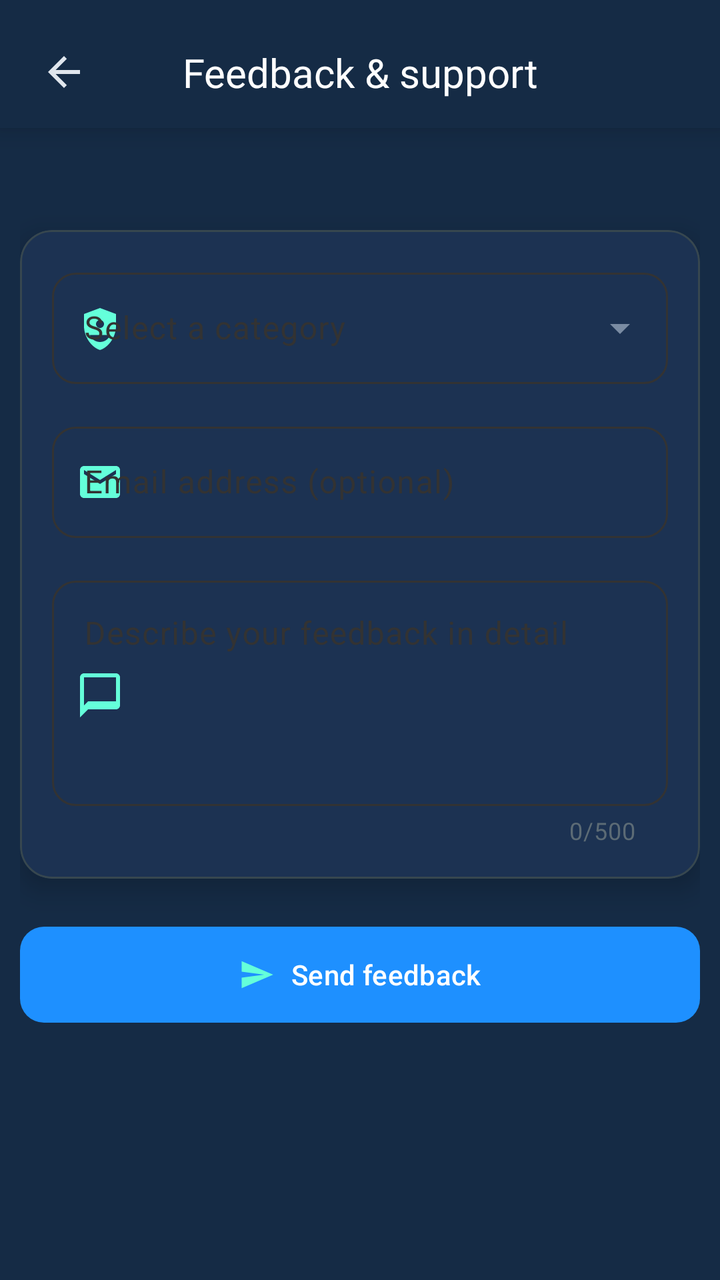
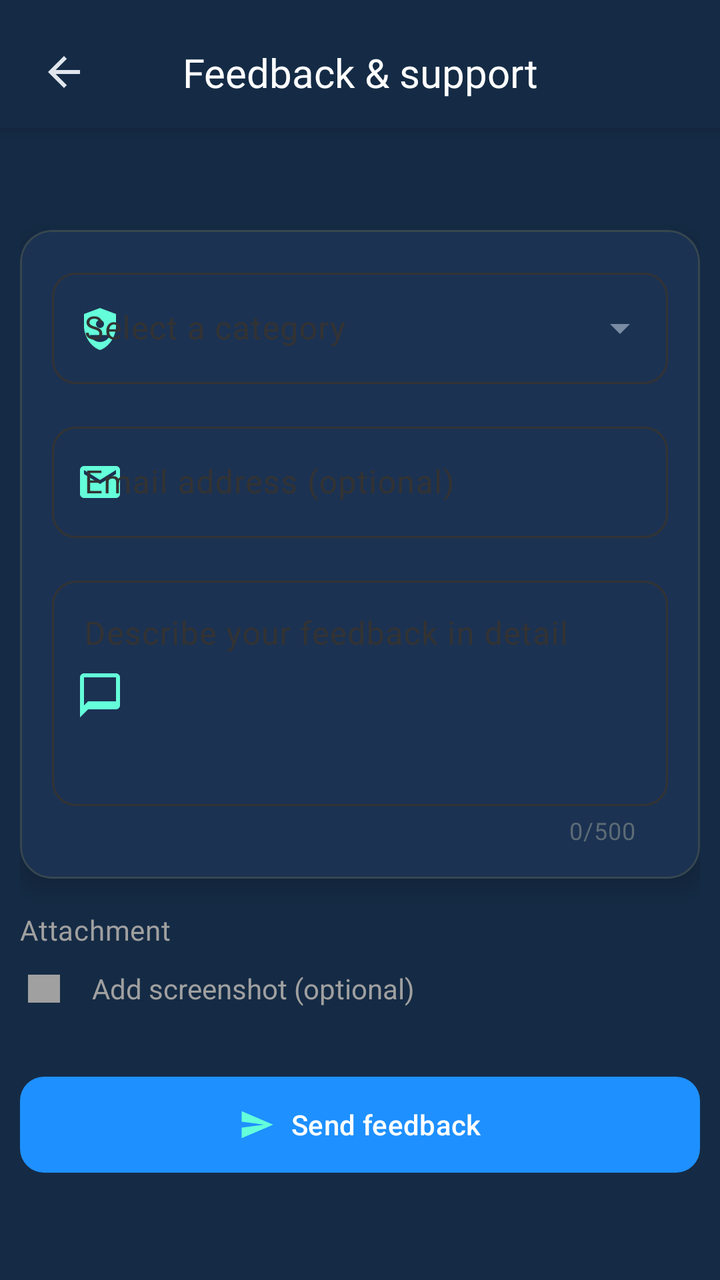

Compare the two renders of this Android layout. The source of the first and the diff that turns it into the second are given below.
<!-- AndroidManifest.xml: application theme AppTheme -->
<!-- res/layout/fragment_feedback.xml -->
<?xml version="1.0" encoding="utf-8"?>
<androidx.constraintlayout.widget.ConstraintLayout
    xmlns:android="http://schemas.android.com/apk/res/android"
    xmlns:app="http://schemas.android.com/apk/res-auto"
    xmlns:tools="http://schemas.android.com/tools"
    android:layout_width="match_parent"
    android:layout_height="match_parent"
    android:background="@color/background_color"
    tools:context=".ui.tabs.settings.feedback.FeedbackFragment">

    
    <androidx.constraintlayout.widget.ConstraintLayout
        android:id="@+id/headerContainer"
        android:layout_width="match_parent"
        android:layout_height="wrap_content"
        android:paddingHorizontal="16dp"
        android:paddingTop="20dp"
        android:paddingBottom="12dp"
        android:background="@color/background_color"
        android:elevation="8dp"
        app:layout_constraintTop_toTopOf="parent">

        <ImageView
            android:id="@+id/btnBack"
            android:layout_width="32dp"
            android:layout_height="32dp"
            android:src="@drawable/ic_back"
            android:scaleType="center"
            app:tint="?attr/colorOnSurface"
            android:clickable="true"
            android:focusable="true"
            android:contentDescription="@string/feedback_back_button_desc"
            app:layout_constraintBottom_toBottomOf="parent"
            app:layout_constraintStart_toStartOf="parent"
            app:layout_constraintTop_toTopOf="parent" />

        <TextView
            android:id="@+id/tvTitle"
            style="@style/TextAppearance.Aqua.EditProfileTitle"
            android:layout_width="wrap_content"
            android:layout_height="wrap_content"
            android:text="@string/feedback_title"
            android:importantForAccessibility="yes"
            app:layout_constraintTop_toTopOf="parent"
            app:layout_constraintBottom_toBottomOf="parent"
            app:layout_constraintStart_toStartOf="parent"
            app:layout_constraintEnd_toEndOf="parent" />
    </androidx.constraintlayout.widget.ConstraintLayout>

    
    <ScrollView
        android:id="@+id/scrollContent"
        android:layout_width="0dp"
        android:layout_height="0dp"
        android:fillViewport="true"
        android:clipToPadding="false"
        android:scrollbars="none"
        app:layout_constraintTop_toBottomOf="@id/headerContainer"
        app:layout_constraintBottom_toBottomOf="parent"
        app:layout_constraintStart_toStartOf="parent"
        app:layout_constraintEnd_toEndOf="parent">

        <LinearLayout
            android:id="@+id/contentRoot"
            android:layout_width="match_parent"
            android:layout_height="wrap_content"
            android:orientation="vertical"
            android:paddingStart="10dp"
            android:paddingEnd="10dp"
            android:paddingTop="16dp"
            android:paddingBottom="16dp">

            
            <TextView
                android:id="@+id/tvSubInfo"
                style="@style/TextAppearance.Aqua.Feedback.SubInfo"
                android:layout_width="match_parent"
                android:layout_height="wrap_content"
                android:gravity="center"
                android:lineSpacingExtra="4dp"
                android:layout_marginBottom="16dp"
                android:contentDescription="@string/feedback_subinfo_desc" />

            
            <com.google.android.material.card.MaterialCardView
                android:id="@+id/cardFeedbackForm"
                android:layout_width="match_parent"
                android:layout_height="wrap_content"
                style="@style/Widget.Aqua.CardStyles">

                <LinearLayout
                    android:id="@+id/formContainer"
                    android:layout_width="match_parent"
                    android:layout_height="wrap_content"
                    android:orientation="vertical"
                    android:padding="16dp"
                    android:contentDescription="@string/feedback_form_desc">

                    
                    <com.google.android.material.textfield.TextInputLayout
                        android:id="@+id/inputLayoutCategory"
                        style="@style/AuthTextInputLayout"
                        android:layout_width="match_parent"
                        android:layout_height="wrap_content"
                        android:hint="@string/feedback_hint_category"
                        android:contentDescription="@string/feedback_category_desc"
                        app:startIconDrawable="@drawable/ic_category"
                        app:startIconTint="#64FFDA"
                        app:endIconMode="dropdown_menu"
                        app:endIconTint="#7A8CA3">

                        <AutoCompleteTextView
                            android:id="@+id/autoCategory"
                            style="@style/AuthEditText"
                            android:layout_width="match_parent"
                            android:layout_height="wrap_content"
                            android:inputType="none"
                            android:focusable="true"
                            android:clickable="true"
                            android:cursorVisible="false" />
                    </com.google.android.material.textfield.TextInputLayout>

                    
                    <com.google.android.material.textfield.TextInputLayout
                        android:id="@+id/inputLayoutEmail"
                        style="@style/AuthTextInputLayout"
                        android:layout_width="match_parent"
                        android:layout_height="wrap_content"
                        android:hint="@string/feedback_hint_email"
                        android:layout_marginTop="16dp"
                        android:contentDescription="@string/feedback_email_desc"
                        app:startIconDrawable="@drawable/ic_email"
                        app:startIconTint="#64FFDA">

                        <com.google.android.material.textfield.TextInputEditText
                            android:id="@+id/etEmail"
                            style="@style/AuthEditText"
                            android:layout_width="match_parent"
                            android:layout_height="wrap_content"
                            android:inputType="textEmailAddress" />
                    </com.google.android.material.textfield.TextInputLayout>

                    
                    <FrameLayout
                        android:id="@+id/messageContainer"
                        android:layout_width="match_parent"
                        android:layout_height="wrap_content"
                        android:layout_marginTop="16dp">

                        <com.google.android.material.textfield.TextInputLayout
                            android:id="@+id/inputLayoutMessage"
                            style="@style/AuthTextInputLayout"
                            android:layout_width="match_parent"
                            android:layout_height="wrap_content"
                            android:hint="@string/feedback_hint_message"
                            android:contentDescription="@string/feedback_message_area_desc"
                            app:startIconDrawable="@drawable/ic_message"
                            app:startIconTint="#64FFDA"
                            app:counterEnabled="true"
                            app:counterMaxLength="500">

                            <com.google.android.material.textfield.TextInputEditText
                                android:id="@+id/etMessage"
                                style="@style/AuthEditText"
                                android:layout_width="match_parent"
                                android:layout_height="wrap_content"
                                android:minLines="4"
                                android:gravity="top"
                                android:inputType="textMultiLine"
                                android:overScrollMode="never" />
                        </com.google.android.material.textfield.TextInputLayout>

                        
                        <com.airbnb.lottie.LottieAnimationView
                            android:id="@+id/lottieSuccess"
                            android:layout_width="60dp"
                            android:layout_height="60dp"
                            android:layout_gravity="center"
                            android:visibility="gone"
                            app:lottie_rawRes="@raw/success_feedback"
                            app:lottie_autoPlay="false"
                            app:lottie_loop="false" />
                    </FrameLayout>

                </LinearLayout>
            </com.google.android.material.card.MaterialCardView>

            
            <com.google.android.material.button.MaterialButton
                android:id="@+id/btnSend"
                style="@style/Widget.Aqua.PrimaryButton"
                android:layout_width="match_parent"
                android:layout_height="wrap_content"
                android:layout_marginTop="24dp"
                android:text="@string/feedback_send"
                android:textAllCaps="false"
                app:icon="@drawable/ic_send"
                app:iconTint="#64FFDA"
                app:iconSize="18dp"
                app:iconGravity="textStart"
                app:iconPadding="8dp"
                android:contentDescription="@string/feedback_send_desc" />

            
            <ProgressBar
                android:id="@+id/progressBarSending"
                style="?android:attr/progressBarStyleSmall"
                android:layout_width="wrap_content"
                android:layout_height="wrap_content"
                android:layout_gravity="center_horizontal"
                android:layout_marginTop="8dp"
                android:visibility="gone" />

            
            <TextView
                android:id="@+id/tvFooter"
                style="@style/TextAppearance.Aqua.Feedback.Footer"
                android:layout_width="match_parent"
                android:layout_height="wrap_content"
                android:layout_marginTop="12dp"
                android:layout_marginBottom="16dp"
                android:gravity="center"
                android:lineSpacingExtra="3dp"
                android:contentDescription="@string/feedback_footer_desc" />

        </LinearLayout>
    </ScrollView>

</androidx.constraintlayout.widget.ConstraintLayout>
<!-- resources referenced by this layout -->
<resources>
  <color name="background_color">#152B45</color>
  <string name="feedback_back_button_desc">
          Go back from feedback and support screen
      </string>
  <string name="feedback_category_desc">
          Dropdown input to choose the feedback category.
      </string>
  <string name="feedback_email_desc">
          Optional email field used to contact the user about their feedback.
      </string>
  <string name="feedback_footer_desc">
          Additional note explaining how feedback messages are handled.
      </string>
  <string name="feedback_form_desc">
          Feedback form container including category, email and message fields.
      </string>
  <string name="feedback_hint_category">Select a category</string>
  <string name="feedback_hint_email">Email address (optional)</string>
  <string name="feedback_hint_message">Describe your feedback in detail</string>
  <string name="feedback_message_area_desc">
          Multiline text field where the user types their feedback message.
      </string>
  <string name="feedback_send">Send feedback</string>
  <string name="feedback_send_desc">
          Button that submits the feedback form.
      </string>
  <string name="feedback_subinfo_desc">
          Short description explaining that user can send feedback about the app.
      </string>
  <string name="feedback_title">Feedback &amp; support</string>
  <style name="AuthEditText" parent="Widget.Material3.TextInputEditText.OutlinedBox">
      <item name="android:textColor">@color/auth_text_color</item>
      <item name="colorControlActivated">@color/auth_focus_color</item> 
  </style>
  <color name="auth_text_color">#FFFFFF</color>
  <color name="auth_focus_color">#2196F3</color>
  <color name="settings_text_secondary">#A0A0A0</color>
  <color name="settings_card_background">#1C3252</color>
  <color name="aqua_button_blue">#1E90FF</color>
  <color name="md_theme_light_primary">#2196F3</color>
  <color name="md_theme_light_onPrimary">#FFFFFF</color>
  <color name="md_theme_light_secondary">#4A6363</color>
  <color name="md_theme_light_onSecondary">#FFFFFF</color>
  <color name="md_theme_light_background">#152B45</color>
  <color name="md_theme_light_surface">#152B45</color>
  <color name="md_theme_light_onSurface">#E0E6ED</color>
  <color name="md_theme_light_surfaceVariant">#233042</color>
  <color name="md_theme_light_onSurfaceVariant">#5C6B75</color>
  <color name="md_theme_light_outline">#455A64</color>
  <color name="md_theme_light_outlineVariant">#37474F</color>
  <color name="md_theme_light_error">#D32F2F</color>
  <color name="md_theme_light_onError">#FFFFFF</color>
  <!-- unchanged entries left out for length: 12 -->
</resources>

<!-- the commit's change to res/layout/fragment_feedback.xml (unified diff, before → after) -->
@@ -184,6 +184,54 @@
 
                 </LinearLayout>
             </com.google.android.material.card.MaterialCardView>
+			
+			
+<TextView
+    android:id="@+id/tvScreenshotLabel"
+    style="@style/TextAppearance.Aqua.Feedback.SubInfo"
+    android:layout_width="match_parent"
+    android:layout_height="wrap_content"
+    android:layout_marginTop="16dp"
+    android:text="@string/feedback_screenshot_label"
+    android:gravity="start" />
+
+<LinearLayout
+    android:id="@+id/rowAddScreenshot"
+    android:layout_width="match_parent"
+    android:layout_height="wrap_content"
+    android:orientation="horizontal"
+    android:gravity="center_vertical"
+    android:paddingTop="8dp"
+    android:paddingBottom="8dp"
+    android:clickable="true"
+    android:focusable="true"
+    android:background="?attr/selectableItemBackgroundBorderless">
+
+    <ImageView
+        android:id="@+id/ivScreenshotIcon"
+        android:layout_width="24dp"
+        android:layout_height="24dp"
+        android:src="@drawable/ic_image"
+        android:tint="@color/settings_text_secondary" />
+
+    <TextView
+        android:id="@+id/tvScreenshotInfo"
+        android:layout_width="0dp"
+        android:layout_height="wrap_content"
+        android:layout_marginStart="12dp"
+        android:layout_weight="1"
+        android:text="@string/feedback_screenshot_add"
+        android:textSize="14sp"
+        android:textColor="@color/settings_text_secondary" />
+
+    <ImageView
+        android:id="@+id/ivScreenshotClear"
+        android:layout_width="24dp"
+        android:layout_height="24dp"
+        android:src="@drawable/ic_close"
+        android:tint="@color/settings_text_secondary"
+        android:visibility="gone" />
+</LinearLayout>
 
             
             <com.google.android.material.button.MaterialButton
<!-- resource entries referenced after the edit -->
@@ -22,6 +22,8 @@
   <string name="feedback_message_area_desc">
           Multiline text field where the user types their feedback message.
       </string>
+  <string name="feedback_screenshot_add">Add screenshot (optional)</string>
+  <string name="feedback_screenshot_label">Attachment</string>
   <string name="feedback_send">Send feedback</string>
   <string name="feedback_send_desc">
           Button that submits the feedback form.
@@ -37,6 +39,45 @@
   <color name="auth_text_color">#FFFFFF</color>
   <color name="auth_focus_color">#2196F3</color>
   <color name="settings_text_secondary">#A0A0A0</color>
+  <!-- drawable ic_close (drawable) -->
+  <?xml version="1.0" encoding="utf-8"?>
+  <vector xmlns:android="http://schemas.android.com/apk/res/android"
+      android:width="20dp"
+      android:height="20dp"
+      android:viewportWidth="24"
+      android:viewportHeight="24">
+  
+      <path
+          android:fillColor="@android:color/transparent"
+          android:strokeColor="@android:color/white"
+          android:strokeWidth="2"
+          android:strokeLineCap="round"
+          android:strokeLineJoin="round"
+          android:pathData="M6,6L18,18M18,6L6,18" />
+  </vector>
+  <!-- drawable ic_image (drawable) -->
+  <?xml version="1.0" encoding="utf-8"?>
+  <vector xmlns:android="http://schemas.android.com/apk/res/android"
+      android:width="24dp"
+      android:height="24dp"
+      android:viewportWidth="24"
+      android:viewportHeight="24">
+  
+      
+      <path
+          android:fillColor="@android:color/white"
+          android:pathData="M4,5h16v14h-16z" />
+  
+      
+      <path
+          android:fillColor="@android:color/white"
+          android:pathData="M6,15l3.5,-4.5l2.5,3.5l2,-2.5l4,5z" />
+  
+      
+      <path
+          android:fillColor="@android:color/white"
+          android:pathData="M15.5,9a1.5,1.5 0 1,1 -3,0a1.5,1.5 0 1,1 3,0" />
+  </vector>
   <color name="settings_card_background">#1C3252</color>
   <color name="aqua_button_blue">#1E90FF</color>
   <color name="md_theme_light_primary">#2196F3</color>
